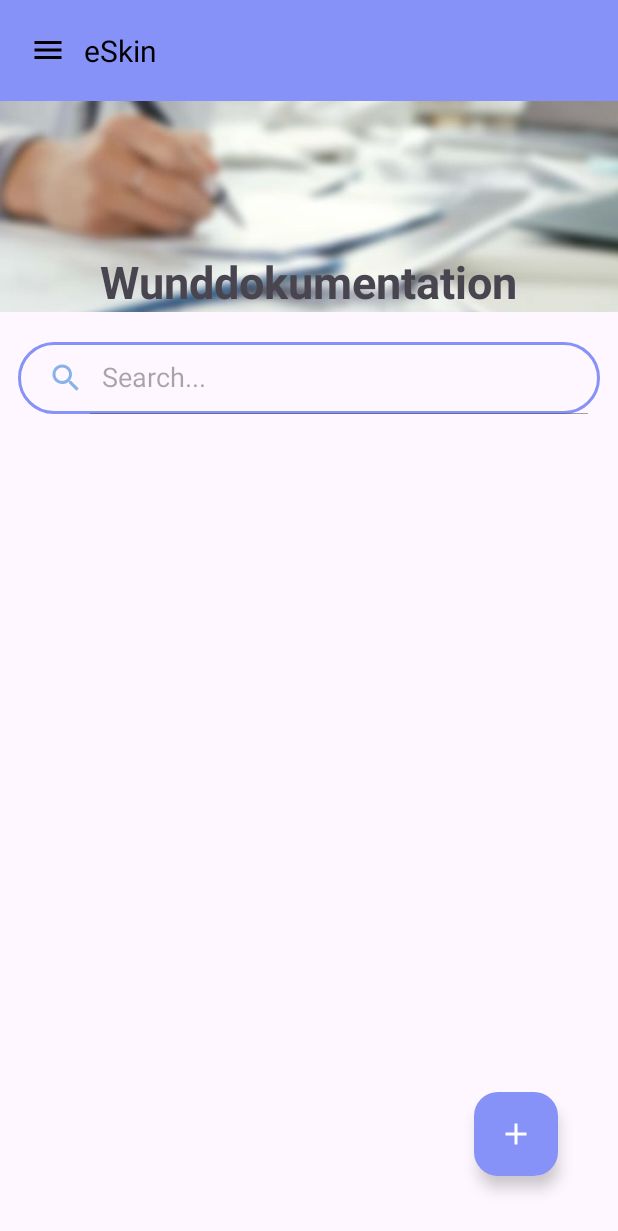
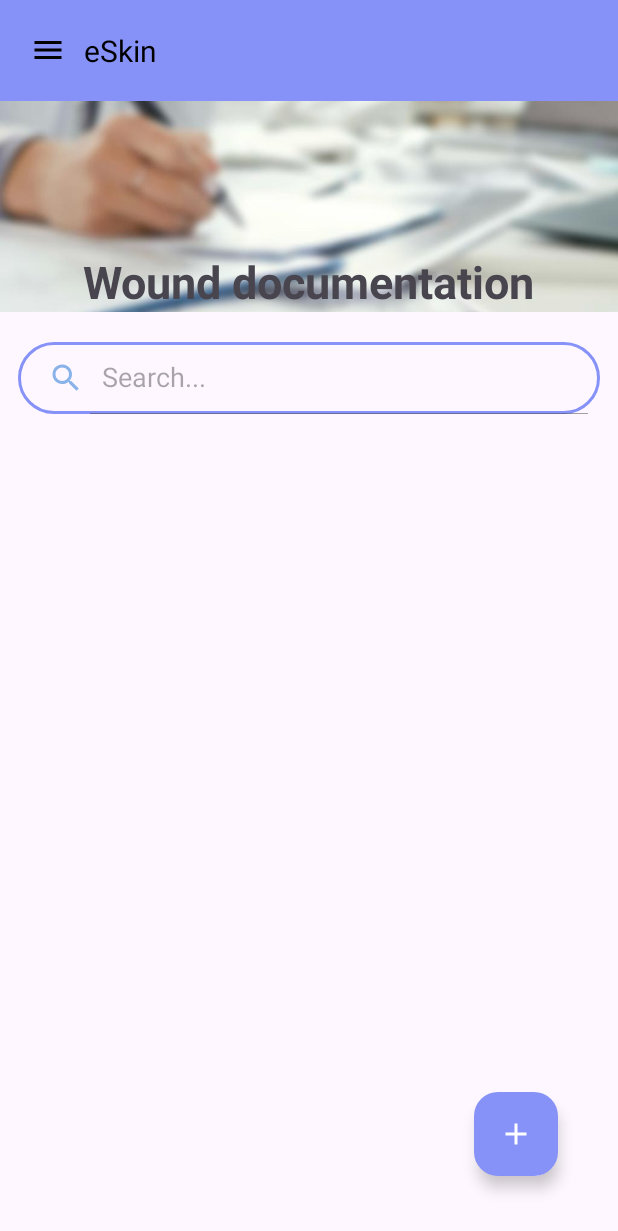
Before and after one commit to sophiarai/eSkin_031223, an Android app: the Wound screen opened directly, with no data from a screen before it, on a phone screen of 412 x 824 dp. Shown: the top 1231 px of the screen. Run offline under Robolectric (Android 15) with nearby library versions, the phone set to English and light mode, and no system bars; our stand-ins replace Firebase (no records; nobody signed in at launch, a user with empty details on screens opened directly); pictures from the network do not load.

Commit message:
Strings übersetzt

```diff
--- a/app/src/main/res/layout/activity_calendar.xml
+++ b/app/src/main/res/layout/activity_calendar.xml
@@ -35,7 +35,7 @@
             android:layout_alignParentTop="true"
             android:layout_centerHorizontal="true"
             android:layout_marginTop="100dp"
-            android:text="Calendar"
+            android:text="@string/calendar"
             android:textSize="30sp"
             android:textStyle="bold"
             tools:ignore="TextSizeCheck" />
--- a/app/src/main/res/layout/activity_detail.xml
+++ b/app/src/main/res/layout/activity_detail.xml
@@ -6,7 +6,7 @@
     android:layout_width="match_parent"
     android:layout_height="match_parent"
     android:orientation="vertical"
-    tools:context=".DetailActivity">
+    tools:context=".Verena.DetailActivity">
 
     <TextView
         android:layout_width="wrap_content"
@@ -35,7 +35,7 @@
         android:layout_gravity="center"
         android:layout_marginTop="10dp"
         android:padding="20dp"
-        android:text="Language"
+        android:text="@string/language"
         android:textColor="@color/lavender"
         android:textSize="18sp" />
 
@@ -46,7 +46,7 @@
         android:layout_gravity="center"
         android:layout_marginTop="10dp"
         android:padding="20dp"
-        android:text="Description"
+        android:text="@string/description"
         android:textColor="@color/lavender"
         android:textSize="18sp" />
 
--- a/app/src/main/res/layout/activity_start.xml
+++ b/app/src/main/res/layout/activity_start.xml
@@ -11,7 +11,7 @@
         android:id="@+id/welcomeTextView"
         android:layout_width="wrap_content"
         android:layout_height="wrap_content"
-        android:text="Willkommen bei eSkin"
+        android:text="@string/willkommen_bei_eskin"
         android:textSize="30dp"
         android:textStyle="bold"
         app:layout_constraintTop_toTopOf="parent"
@@ -24,7 +24,7 @@
         android:id="@+id/startButton"
         android:layout_width="wrap_content"
         android:layout_height="wrap_content"
-        android:text="Start"
+        android:text="@string/start"
         android:textColor="@color/black"
         android:backgroundTint="@color/white"
         app:layout_constraintTop_toBottomOf="@+id/welcomeTextView"
--- a/app/src/main/res/layout/activity_wound_docu.xml
+++ b/app/src/main/res/layout/activity_wound_docu.xml
@@ -35,7 +35,7 @@
                 android:layout_alignParentTop="true"
                 android:layout_centerHorizontal="true"
                 android:layout_marginTop="100dp"
-                android:text="Wunddokumentation"
+                android:text="@string/wunddokumentation"
                 android:textSize="30sp"
                 android:textStyle="bold"
                 tools:ignore="TextSizeCheck" />
@@ -71,12 +71,16 @@
                 android:id="@+id/fab"
                 android:layout_width="wrap_content"
                 android:layout_height="wrap_content"
+                android:layout_alignParentRight="true"
                 android:layout_alignParentBottom="true"
-            android:layout_alignParentRight="true"
-            android:layout_margin="40dp"
+                android:layout_marginStart="40dp"
+                android:layout_marginTop="40dp"
+                android:layout_marginEnd="40dp"
+                android:layout_marginBottom="40dp"
                 android:backgroundTint="@color/lavender"
-            app:tint = "@color/white"
-            android:src="@drawable/baseline_add_24" />
+                android:contentDescription="@string/app_name"
+                android:src="@drawable/baseline_add_24"
+                app:tint="@color/white" />
         </RelativeLayout>
     </LinearLayout>
 
--- a/app/src/main/res/layout/progress_layout.xml
+++ b/app/src/main/res/layout/progress_layout.xml
@@ -15,7 +15,7 @@
         android:layout_width="0dp"
         android:layout_height="match_parent"
         android:layout_weight="4"
-        android:text="Loading..."
+        android:text="@string/loading"
         android:textSize="18sp"
         android:textColor="@color/lavender"
         android:gravity="start|center_vertical"/>
--- a/app/src/main/res/layout/recycler_item.xml
+++ b/app/src/main/res/layout/recycler_item.xml
@@ -30,7 +30,7 @@
             android:layout_width="120dp"
             android:layout_height="30dp"
             android:id="@+id/recTitle"
-            android:text="Title"
+            android:text="@string/title"
             android:textColor="@color/lavender"
             android:textSize="20sp"
             android:layout_marginTop="20dp"
```
Also changed, not shown: app/src/main/res/layout/activity_update.xml (+5 -5 lines), app/src/main/res/layout/activity_upload.xml (+5 -5 lines), app/src/main/res/layout/list_item_layout.xml (+4 -4 lines), app/src/main/res/values/strings.xml (+14 -0 lines), 1 other file. Lines whose indentation alone changed are shown as unchanged.
